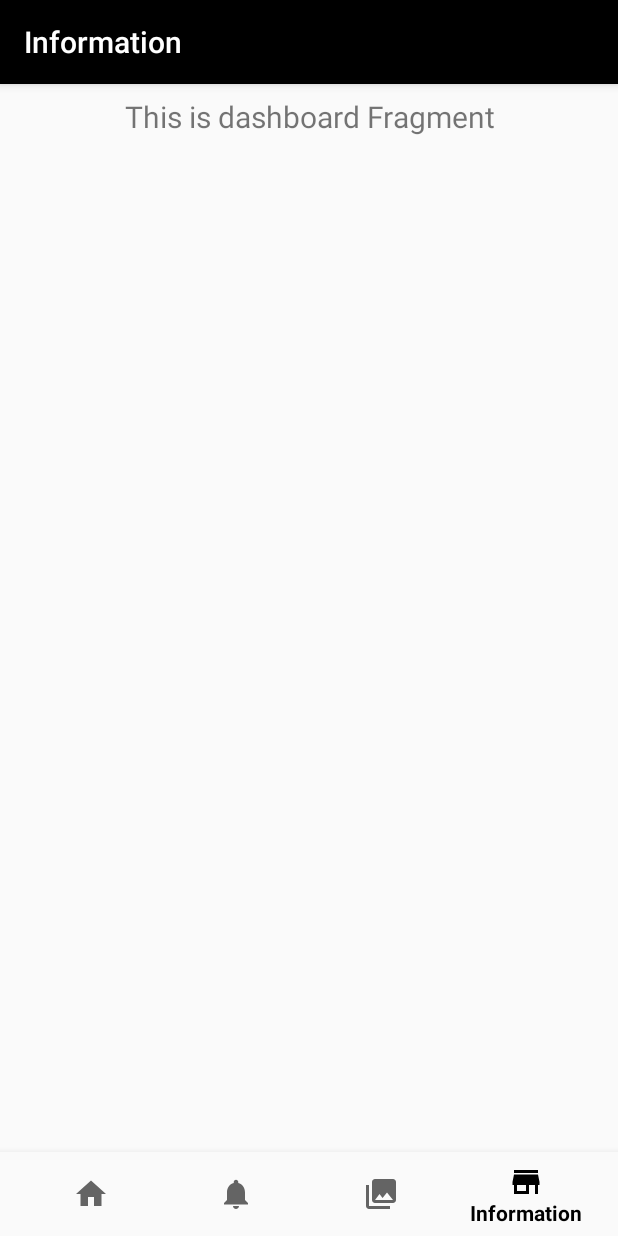
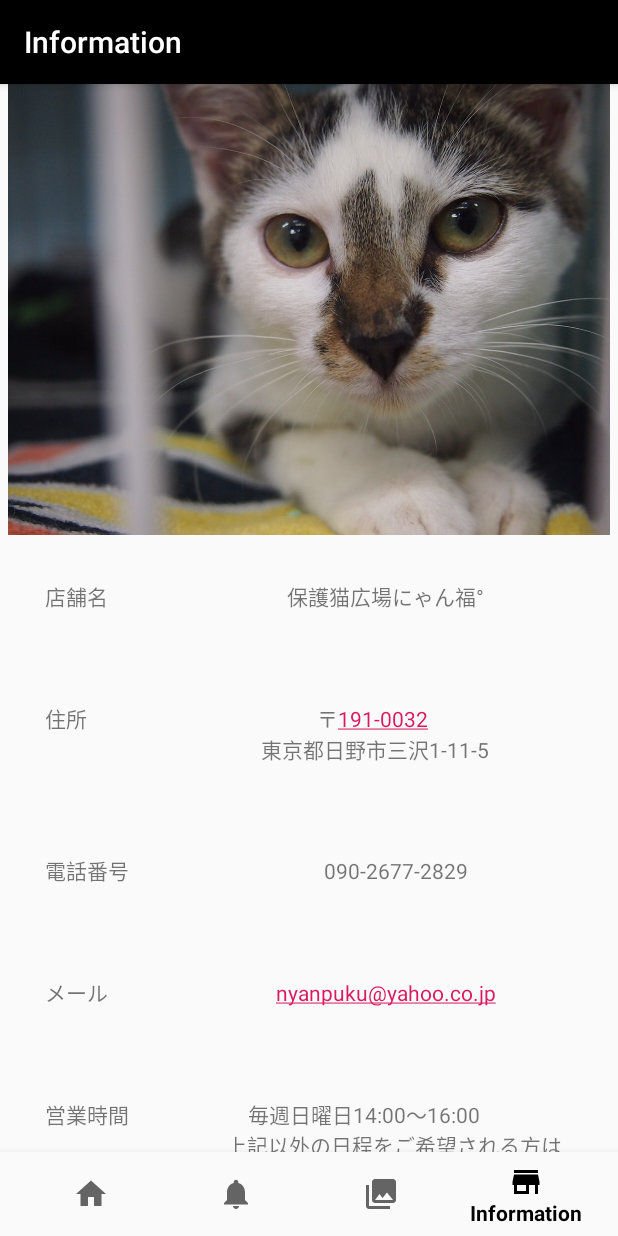
Before and after one commit to jyukiyatoda/Nyanpuku, an Android app: the DashboardFragment screen opened through its navigation route, on a phone screen of 412 x 824 dp. Run offline under Robolectric (Android 15) with nearby library versions, the phone set to English and light mode, and no system bars; our stand-ins replace navigation-ui; 2 statements that could not run were skipped.

Commit message:
fragment_dashboard.xmlに団体情報追加

```diff
--- a/app/src/main/res/layout/fragment_dashboard.xml
+++ b/app/src/main/res/layout/fragment_dashboard.xml
@@ -1,20 +1,116 @@
 <?xml version="1.0" encoding="utf-8"?>
-<android.support.constraint.ConstraintLayout
+<LinearLayout
     xmlns:android="http://schemas.android.com/apk/res/android"
     xmlns:app="http://schemas.android.com/apk/res-auto"
     android:layout_width="match_parent"
-    android:layout_height="match_parent" >
+    android:layout_height="match_parent"
+    android:orientation="vertical">
 
-    <TextView
-        android:id="@+id/text_dashboard"
+
+    <ImageView
         android:layout_width="match_parent"
-        android:layout_height="wrap_content"
-        android:layout_marginStart="8dp"
-        android:layout_marginTop="8dp"
-        android:layout_marginEnd="8dp"
-        android:textAlignment="center"
-        android:textSize="20sp"
-        app:layout_constraintEnd_toEndOf="parent"
-        app:layout_constraintStart_toStartOf="parent"
-        app:layout_constraintTop_toTopOf="parent"/>
-</android.support.constraint.ConstraintLayout>
+        android:layout_height="match_parent"
+        android:layout_weight="1"
+        android:src="@drawable/top"/>
+
+
+    <LinearLayout
+        android:layout_width="match_parent"
+        android:layout_height="wrap_content">
+        <TextView
+            android:id="@+id/storename"
+            android:layout_width="wrap_content"
+            android:layout_height="wrap_content"
+            android:padding="30dp"
+            android:text="店舗名" />
+
+        <TextView
+            android:id="@+id/address_nyanpuku"
+            android:layout_width="match_parent"
+            android:layout_height="wrap_content"
+            android:padding="30dp"
+            android:text="保護猫広場にゃん福°"
+            android:textAlignment="center" />
+    </LinearLayout>
+
+    <LinearLayout
+        android:layout_width="match_parent"
+        android:layout_height="wrap_content">
+        <TextView
+            android:id="@+id/addressname"
+            android:layout_width="wrap_content"
+            android:layout_height="wrap_content"
+            android:padding="30dp"
+            android:text="住所"/>
+        <TextView
+            android:id="@+id/adress_name"
+            android:layout_width="match_parent"
+            android:layout_height="wrap_content"
+            android:padding="30dp"
+            android:text=
+                "〒191-0032
+\n東京都日野市三沢1-11-5"
+            android:textAlignment="center"
+            android:autoLink="all"/>
+    </LinearLayout>
+
+    <LinearLayout
+        android:layout_width="match_parent"
+        android:layout_height="wrap_content">
+        <TextView
+            android:id="@+id/telephone"
+            android:layout_width="wrap_content"
+            android:layout_height="wrap_content"
+            android:padding="30dp"
+            android:text="電話番号"/>
+        <TextView
+            android:id="@+id/telephone_number"
+            android:layout_width="match_parent"
+            android:layout_height="wrap_content"
+            android:padding="30dp"
+            android:textAlignment="center"
+            android:text="090-2677-2829"
+            android:autoLink="phone"/>
+    </LinearLayout>
+
+    <LinearLayout
+        android:layout_width="match_parent"
+        android:layout_height="wrap_content">
+        <TextView
+            android:id="@+id/mail"
+            android:layout_width="wrap_content"
+            android:layout_height="wrap_content"
+            android:padding="30dp"
+            android:text="メール"/>
+        <TextView
+            android:id="@+id/mail_address"
+            android:layout_width="match_parent"
+            android:layout_height="wrap_content"
+            android:padding="30dp"
+            android:textAlignment="center"
+            android:text="nyanpuku@yahoo.co.jp"
+            android:autoLink="email"/>
+    </LinearLayout>
+
+    <LinearLayout
+        android:layout_width="match_parent"
+        android:layout_height="wrap_content">
+        <TextView
+            android:id="@+id/eigyoutime"
+            android:layout_width="wrap_content"
+            android:layout_height="wrap_content"
+            android:padding="30dp"
+            android:text="営業時間"/>
+        <TextView
+            android:id="@+id/eigyou_time"
+            android:layout_width="match_parent"
+            android:layout_height="wrap_content"
+            android:padding="30dp"
+            android:textAlignment="center"
+            android:text="毎週日曜日14:00～16:00
+            \n上記以外の日程をご希望される方は
+\nメールにてお問い合わせください"/>
+    </LinearLayout>
+
+
+</LinearLayout>
```
Also changed, not shown: app/src/main/res/drawable/topmoji.png (deleted), app/src/main/res/drawable/topmoji2.png (deleted).
